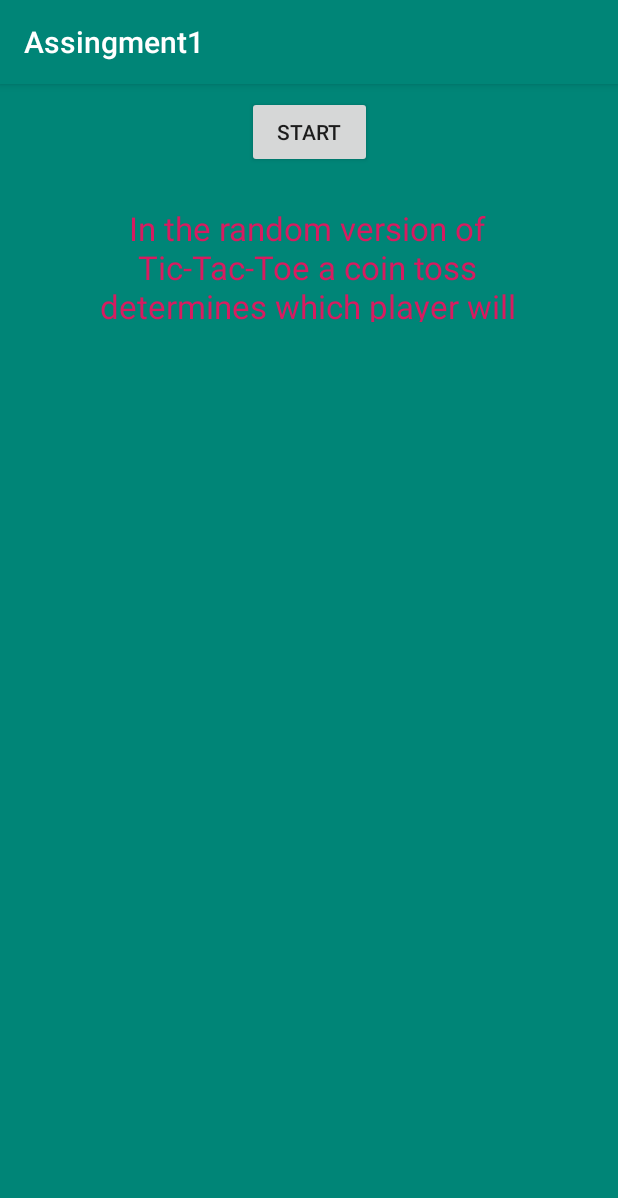
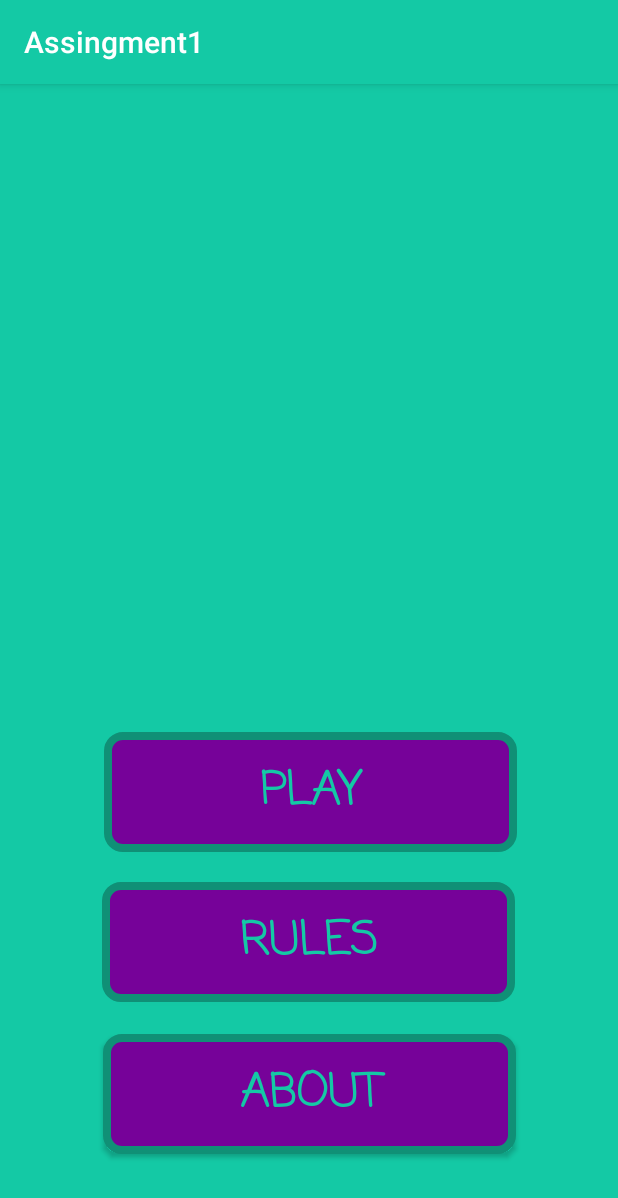
Before and after one commit to caramelnitro/Assignment1, an Android app: the screen it shows after launch (MainActivity), on a phone screen of 412 x 824 dp. Shown: the top 1198 px of the screen. Run offline under Robolectric (Android 15) with nearby library versions, the light colour scheme and no system bars; 1 statement that could not run was skipped.

Commit message:
Added buttons

```diff
--- a/app/src/main/java/apsu/edu/assignment1/MainActivity.java
+++ b/app/src/main/java/apsu/edu/assignment1/MainActivity.java
@@ -12,6 +12,7 @@ public class MainActivity extends AppCompatActivity {
     protected void onCreate(Bundle savedInstanceState) {
         super.onCreate(savedInstanceState);
         setContentView(R.layout.activity_main);
+
         Button b = findViewById(R.id.backButton);
         b.setOnClickListener(new View.OnClickListener(){
             public void onClick(View view){
--- /dev/null
+++ b/app/src/main/res/drawable/rounded_buttons.xml
@@ -0,0 +1,10 @@
+<?xml version="1.0" encoding="utf-8"?>
+<shape xmlns:android="http://schemas.android.com/apk/res/android"
+    android:shape="rectangle">
+    <solid android:color="#760299"></solid>
+    <stroke android:width="5dp"
+            android:color="#109076"/>
+    <corners
+        android:radius="10dp" />
+
+</shape>
--- a/app/src/main/res/layout/activity_game.xml
+++ b/app/src/main/res/layout/activity_game.xml
@@ -1,6 +1,5 @@
 <?xml version="1.0" encoding="utf-8"?>
-<android.support.constraint.ConstraintLayout
-    xmlns:android="http://schemas.android.com/apk/res/android"
+<android.support.constraint.ConstraintLayout xmlns:android="http://schemas.android.com/apk/res/android"
     xmlns:app="http://schemas.android.com/apk/res-auto"
     xmlns:tools="http://schemas.android.com/tools"
     android:layout_width="match_parent"
--- a/app/src/main/res/layout/activity_main.xml
+++ b/app/src/main/res/layout/activity_main.xml
@@ -4,36 +4,68 @@
     xmlns:tools="http://schemas.android.com/tools"
     android:layout_width="match_parent"
     android:layout_height="match_parent"
-    android:background="@color/colorPrimary"
+    android:background="#14c9a5"
     tools:context=".MainActivity">
 
-    <TextView
-        android:id="@+id/random_textView"
-        android:layout_width="315dp"
-        android:layout_height="77dp"
-        android:layout_marginTop="32dp"
-        android:layout_marginBottom="164dp"
-        android:gravity="center_horizontal|center_vertical"
-        android:text="In the random version of Tic-Tac-Toe a coin toss determines which player will take the turn."
-        android:textColor="@color/colorAccent"
-        android:textSize="22sp"
-        app:layout_constraintBottom_toBottomOf="parent"
-        app:layout_constraintHorizontal_bias="0.487"
-        app:layout_constraintLeft_toLeftOf="parent"
-        app:layout_constraintRight_toRightOf="parent"
-        app:layout_constraintTop_toTopOf="parent"
-        app:layout_constraintVertical_bias="0.1" />
+    <Button
+        android:id="@+id/play_button"
+        android:layout_width="275dp"
+        android:layout_height="80dp"
+        android:layout_marginStart="8dp"
+        android:layout_marginTop="432dp"
+        android:layout_marginEnd="8dp"
+        android:background="@drawable/rounded_buttons"
+        android:fontFamily="casual"
+        android:text="Play"
+        android:textAllCaps="true"
+        android:textColor="@color/colorPrimary"
+        android:textSize="30sp"
+        android:textStyle="bold"
+        android:typeface="monospace"
+        app:layout_constraintEnd_toEndOf="parent"
+        app:layout_constraintHorizontal_bias="0.508"
+        app:layout_constraintStart_toStartOf="parent"
+        app:layout_constraintTop_toTopOf="parent" />
 
     <Button
-        android:id="@+id/backButton"
-        android:layout_width="83dp"
-        android:layout_height="wrap_content"
+        android:id="@+id/rules_button"
+        android:layout_width="275dp"
+        android:layout_height="80dp"
+        android:layout_marginStart="8dp"
+        android:layout_marginTop="20dp"
+        android:layout_marginEnd="8dp"
+        android:background="@drawable/rounded_buttons"
+        android:fontFamily="casual"
+        android:text="Rules"
+        android:textColor="@color/colorPrimary"
+        android:textSize="30sp"
+        android:textStyle="bold"
+        android:typeface="monospace"
+        app:layout_constraintEnd_toEndOf="parent"
+        app:layout_constraintHorizontal_bias="0.497"
+        app:layout_constraintStart_toStartOf="parent"
+        app:layout_constraintTop_toBottomOf="@+id/play_button" />
+
+    <Button
+        android:id="@+id/about_button"
+        android:layout_width="275dp"
+        android:layout_height="80dp"
         android:layout_marginStart="8dp"
         android:layout_marginTop="8dp"
         android:layout_marginEnd="8dp"
-        android:text="Start"
+        android:layout_marginBottom="8dp"
+        android:background="@drawable/rounded_buttons"
+        android:fontFamily="casual"
+        android:text="About"
+        android:textColor="@color/colorPrimary"
+        android:textSize="30sp"
+        android:textStyle="bold"
+        android:typeface="serif"
+        app:layout_constraintBottom_toBottomOf="parent"
         app:layout_constraintEnd_toEndOf="parent"
+        app:layout_constraintHorizontal_bias="0.502"
         app:layout_constraintStart_toStartOf="parent"
-        app:layout_constraintTop_toTopOf="parent" />
+        app:layout_constraintTop_toBottomOf="@+id/rules_button"
+        app:layout_constraintVertical_bias="0.222" />
 
 </android.support.constraint.ConstraintLayout>
--- a/app/src/main/res/values/colors.xml
+++ b/app/src/main/res/values/colors.xml
@@ -1,6 +1,6 @@
 <?xml version="1.0" encoding="utf-8"?>
 <resources>
-    <color name="colorPrimary">#008577</color>
-    <color name="colorPrimaryDark">#00574B</color>
+    <color name="colorPrimary">#14C9A5</color>
+    <color name="colorPrimaryDark">#760299</color>
     <color name="colorAccent">#D81B60</color>
 </resources>
```
Also changed, not shown: app/src/main/res/layout/activity_rules.xml (+35 -12 lines), 1279 other files.
